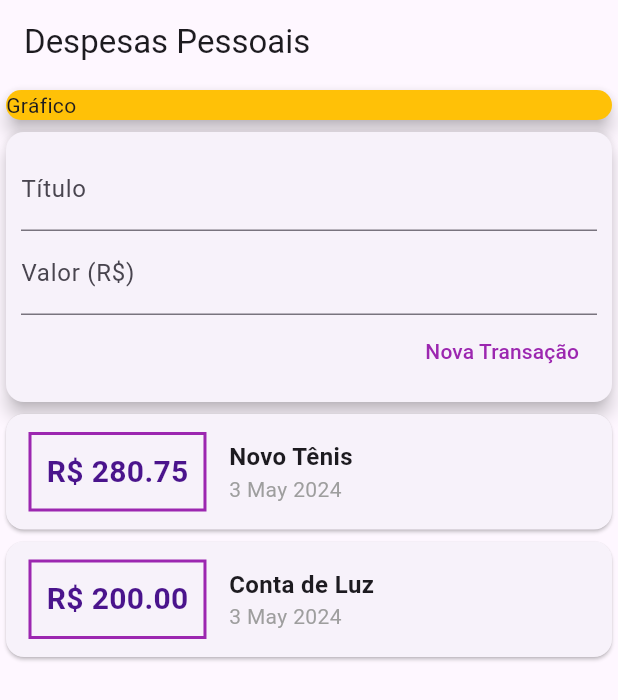
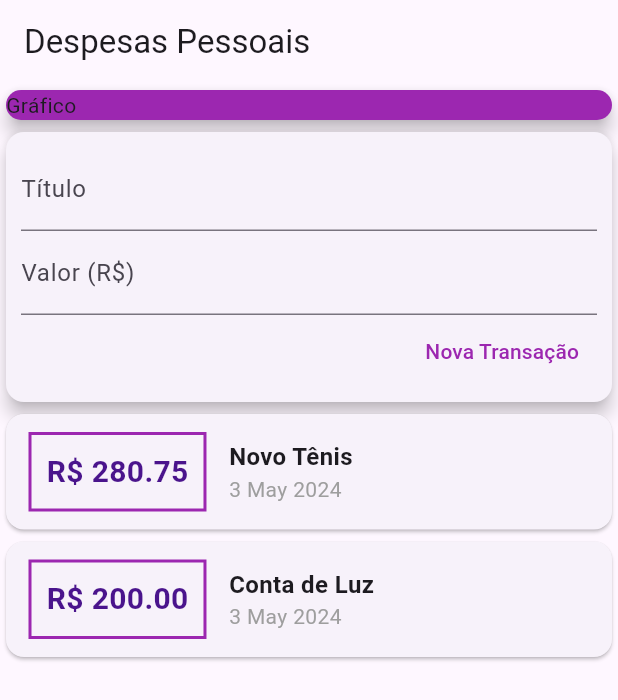
Before and after one commit to Pepwt/Despesas_Pessoais, a Flutter app: the screen it shows after launch, on a phone screen of 412 x 824 dp. Shown: the top 700 px of the screen. Run offline on Flutter 3.47's test engine with Material 3 defaults, Android fonts, the phone set to English and light mode, and no system bars.

Commit message:
ListView

```diff
--- a/expenses/lib/components/transaction_list.dart
+++ b/expenses/lib/components/transaction_list.dart
@@ -11,9 +11,10 @@ class TransactionList extends StatelessWidget {
   Widget build(BuildContext context) {
     return Container(
       height: 300,
-      child: SingleChildScrollView(
-        child: Column(
-          children: transactions.map((tr) {
+      child: ListView.builder(
+        itemCount: transactions.length,
+        itemBuilder: (ctx, index) {
+          final tr = transactions[index];
           return Card(
             child: Row(children: <Widget>[
               Container(
@@ -54,8 +55,7 @@ class TransactionList extends StatelessWidget {
               )
             ]),
           );
-          }).toList(),
-        ),
+        },
       ),
     );
   }
--- a/expenses/lib/main.dart
+++ b/expenses/lib/main.dart
@@ -6,15 +6,11 @@ main() => runApp(ExpensesApp());
 class ExpensesApp extends StatelessWidget {
   @override
   Widget build(BuildContext context) {
-    return MaterialApp(
-      home: MyHomePage()
-    );
+    return MaterialApp(home: MyHomePage());
   }
 }
 
 class MyHomePage extends StatelessWidget {
-
-
   @override
   Widget build(BuildContext context) {
     return Scaffold(
@@ -27,12 +23,12 @@ class MyHomePage extends StatelessWidget {
             children: <Widget>[
               Container(
                 child: Card(
-                  color: Colors.amber,
+                  color: Colors.purple,
                   child: Text('Gráfico'),
                   elevation: 5,
                 ),
               ),
-             TransactionUser(),
+              TransactionUser(),
             ],
           ),
         ));
```
Lines whose indentation alone changed are shown as unchanged.
